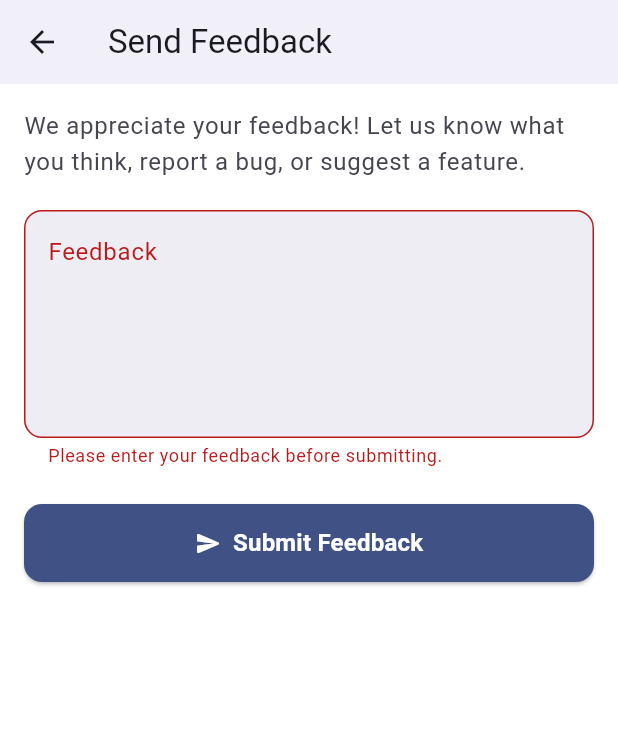
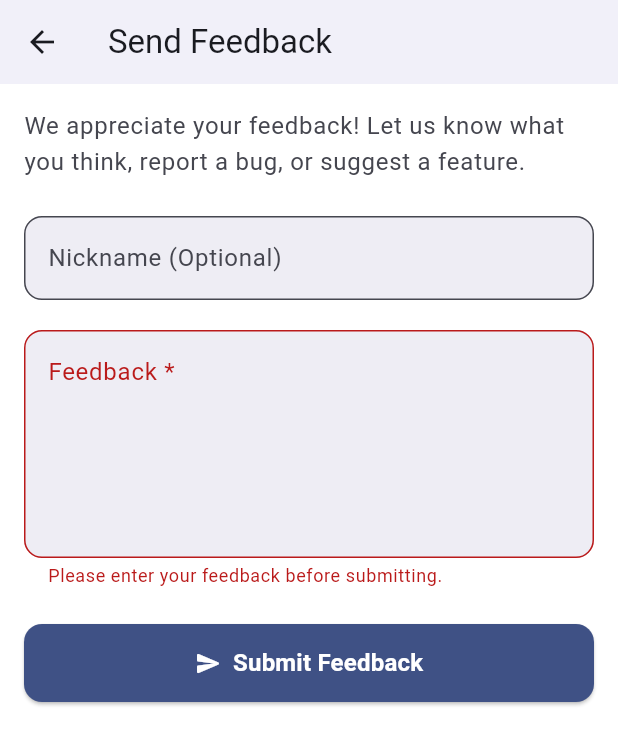
Before and after one commit to 2876225417/GeeCodeX, a Flutter app: the FeedbackScreen screen opened directly, after a tap on "Submit Feedback", on a phone screen of 412 x 824 dp. Shown: the top 745 px of the screen. Run offline on Flutter 3.47's test engine with Material 3 defaults, Android fonts, the light colour scheme and no system bars; our stand-ins replace convex_bottom_bar, device_info_plus, file_picker, flutter_heatmap_calendar, package_info_plus and 2 more; missing offline and left inert: dart:ffi, syncfusion_flutter_pdfviewer; accounts and stored records are empty; network calls fail.

Commit message:
Updated[$00017].

```diff
--- a/lib/screens/feedback/feedback_screen.dart
+++ b/lib/screens/feedback/feedback_screen.dart
@@ -1,6 +1,11 @@
 import 'dart:convert'; // For jsonEncode
+import 'dart:async'; // For Timeout
 import 'package:flutter/material.dart';
 import 'package:http/http.dart' as http; // Import http package
+
+// API 常量
+const String _apiBaseUrl = 'https://jiaxing.website';
+const String _feedbackApiEndpoint = '/geecodex/feedback'; // 更新后的路径
 
 class FeedbackScreen extends StatefulWidget {
   const FeedbackScreen({super.key});
@@ -11,6 +16,7 @@ class FeedbackScreen extends StatefulWidget {
 
 class _FeedbackScreenState extends State<FeedbackScreen> {
   final _feedbackController = TextEditingController();
+  final _nicknameController = TextEditingController(); // 用于昵称的 Controller
   final _formKey = GlobalKey<FormState>(); // For validation
   bool _isSubmitting = false;
   String? _submissionError; // To display specific errors
@@ -18,15 +24,14 @@ class _FeedbackScreenState extends State<FeedbackScreen> {
   @override
   void dispose() {
     _feedbackController.dispose();
+    _nicknameController.dispose(); // 释放 nickname controller
     super.dispose();
   }
 
   // --- Feedback Submission Logic ---
   Future<void> _submitFeedback() async {
-    // Hide keyboard
-    FocusScope.of(context).unfocus();
+    FocusScope.of(context).unfocus(); // Hide keyboard
 
-    // Validate form
     if (!(_formKey.currentState?.validate() ?? false)) {
       return; // Don't submit if validation fails
     }
@@ -39,49 +44,64 @@ class _FeedbackScreenState extends State<FeedbackScreen> {
     });
 
     final feedbackText = _feedbackController.text.trim();
-    final url = Uri.parse(
-      'https://jiaxing.website/geeccodex/user/feedback',
-    ); // Use https
+    final nicknameText = _nicknameController.text.trim(); // 获取昵称文本
+    final url = Uri.parse('$_apiBaseUrl$_feedbackApiEndpoint'); // 使用更新后的路径
+
+    Map<String, String> requestBody = {'feedback': feedbackText};
+
+    if (nicknameText.isNotEmpty) {
+      requestBody['nickname'] = nicknameText;
+    }
 
     try {
-      final response = await http.post(
-        url,
-        headers: {'Content-Type': 'application/json; charset=UTF-8'},
-        body: jsonEncode(<String, String>{
-          'feedback': feedbackText,
-          // You might want to add more info like app version, user ID (if any)
-          // 'app_version': '0.0.1', // Example
-        }),
-      );
+      final response = await http
+          .post(
+            url,
+            headers: {'Content-Type': 'application/json; charset=UTF-8'},
+            body: jsonEncode(requestBody), // 发送包含可选昵称的请求体
+          )
+          .timeout(const Duration(seconds: 15)); // 添加超时
 
       if (!mounted) return; // Check if widget is still in the tree
 
+      // 根据您的后端C++代码，成功时会返回 status 和 message
+      final responseBody = jsonDecode(response.body);
+
       if (response.statusCode >= 200 && response.statusCode < 300) {
-        // Success
-        _feedbackController.clear(); // Clear the text field
-        _showSuccessSnackBar('Feedback submitted successfully! Thank you.');
-        // Optionally navigate back after a short delay
-        // Future.delayed(const Duration(seconds: 1), () {
-        //   if (mounted) Navigator.pop(context);
-        // });
+        if (responseBody['status'] == 'success') {
+          _feedbackController.clear(); // Clear the text field
+          _nicknameController.clear(); // 清空昵称字段
+          _showSuccessSnackBar(
+            responseBody['message'] ??
+                'Feedback submitted successfully! Thank you.',
+          );
+        } else {
+          // 即便状态码是2xx，但业务逻辑上可能失败
+          _submissionError =
+              responseBody['message'] ??
+              'Feedback submission failed. Please try again.';
+          _showErrorSnackBar(_submissionError!);
+        }
       } else {
-        // Server error
+        // Server error (非2xx状态码)
+        _submissionError =
+            responseBody['message'] ?? // 尝试从响应体中获取错误信息
+            responseBody['error'] ??
+            'Failed to submit feedback (Error ${response.statusCode}). Please try again later.';
         print('Feedback submission failed: ${response.statusCode}');
         print('Response body: ${response.body}');
-        setState(() {
-          _submissionError =
-              'Failed to submit feedback (Error ${response.statusCode}). Please try again later.';
-        });
         _showErrorSnackBar(_submissionError!);
       }
     } catch (e) {
-      // Network or other errors
+      // Network or other errors (e.g., timeout, json parsing error if server sends non-json error)
       print('Error submitting feedback: $e');
       if (!mounted) return;
-      setState(() {
-        _submissionError =
-            'An error occurred. Please check your connection and try again.';
-      });
+      String errorMessage =
+          'An error occurred. Please check your connection and try again.';
+      if (e is TimeoutException) {
+        errorMessage = 'Request timed out. Please try again.';
+      }
+      _submissionError = errorMessage;
       _showErrorSnackBar(_submissionError!);
     } finally {
       if (mounted) {
@@ -135,10 +155,10 @@ class _FeedbackScreenState extends State<FeedbackScreen> {
         elevation: 1,
       ),
       backgroundColor: colorScheme.surfaceContainerLowest,
-      body: Padding(
+      body: SingleChildScrollView(
+        // 使用 SingleChildScrollView 防止内容溢出
         padding: const EdgeInsets.all(16.0),
         child: Form(
-          // Wrap content in a Form
           key: _formKey,
           child: Column(
             crossAxisAlignment: CrossAxisAlignment.stretch,
@@ -147,6 +167,30 @@ class _FeedbackScreenState extends State<FeedbackScreen> {
                 'We appreciate your feedback! Let us know what you think, report a bug, or suggest a feature.',
                 style: theme.textTheme.bodyLarge?.copyWith(
                   color: colorScheme.onSurfaceVariant,
+                ),
+              ),
+              const SizedBox(height: 24), // 增大了间距
+              TextFormField(
+                // 昵称输入框
+                controller: _nicknameController,
+                maxLength: 100, // 限制长度以匹配后端
+                decoration: InputDecoration(
+                  hintText: 'Your name or nickname (optional)',
+                  labelText: 'Nickname (Optional)',
+                  counterText: "", // 隐藏默认的字符计数器
+                  border: OutlineInputBorder(
+                    borderRadius: BorderRadius.circular(12.0),
+                    borderSide: BorderSide(color: colorScheme.outline),
+                  ),
+                  focusedBorder: OutlineInputBorder(
+                    borderRadius: BorderRadius.circular(12.0),
+                    borderSide: BorderSide(
+                      color: colorScheme.primary,
+                      width: 2.0,
+                    ),
+                  ),
+                  filled: true,
+                  fillColor: colorScheme.surfaceContainer,
                 ),
               ),
               const SizedBox(height: 20),
@@ -158,7 +202,7 @@ class _FeedbackScreenState extends State<FeedbackScreen> {
                 textInputAction: TextInputAction.newline,
                 decoration: InputDecoration(
                   hintText: 'Enter your feedback here...',
-                  labelText: 'Feedback',
+                  labelText: 'Feedback *', // 标记为必填
                   alignLabelWithHint: true,
                   border: OutlineInputBorder(
                     borderRadius: BorderRadius.circular(12.0),
@@ -178,8 +222,7 @@ class _FeedbackScreenState extends State<FeedbackScreen> {
                   if (value == null || value.trim().isEmpty) {
                     return 'Please enter your feedback before submitting.';
                   }
-                  if (value.length < 10) {
-                    // Optional: minimum length
+                  if (value.trim().length < 10) {
                     return 'Please provide a bit more detail (at least 10 characters).';
                   }
                   return null; // Return null if valid
@@ -187,10 +230,7 @@ class _FeedbackScreenState extends State<FeedbackScreen> {
               ),
               const SizedBox(height: 24),
               ElevatedButton.icon(
-                onPressed:
-                    _isSubmitting
-                        ? null
-                        : _submitFeedback, // Disable when submitting
+                onPressed: _isSubmitting ? null : _submitFeedback,
                 style: ElevatedButton.styleFrom(
                   backgroundColor: colorScheme.primary,
                   foregroundColor: colorScheme.onPrimary,
@@ -205,7 +245,6 @@ class _FeedbackScreenState extends State<FeedbackScreen> {
                 icon:
                     _isSubmitting
                         ? SizedBox(
-                          // Show progress indicator
                           width: 20,
                           height: 20,
                           child: CircularProgressIndicator(
@@ -218,15 +257,6 @@ class _FeedbackScreenState extends State<FeedbackScreen> {
                   _isSubmitting ? 'Submitting...' : 'Submit Feedback',
                 ),
               ),
-              // Optionally display submission errors directly on the screen
-              // if (_submissionError != null) ...[
-              //   const SizedBox(height: 16),
-              //   Text(
-              //     _submissionError!,
-              //     style: TextStyle(color: colorScheme.error),
-              //     textAlign: TextAlign.center,
-              //   ),
-              // ]
             ],
           ),
         ),
```
Also changed, not shown: lib/screens/feedback/release_tools/requirements.txt (deleted), lib/screens/profile/widgets/index.dart (added).
